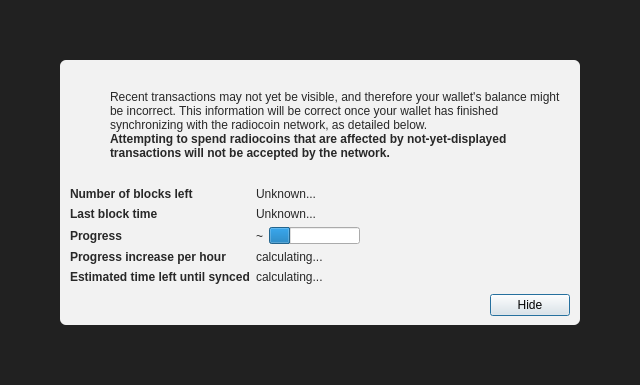
First picture: the form in src/qt/forms/modaloverlay.ui, repository c4pt000/radiocoin, before the edit.
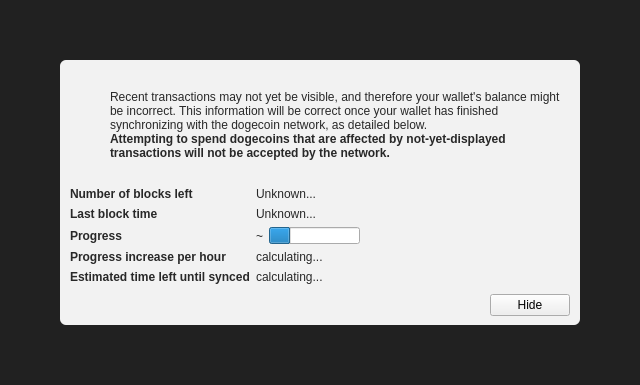
Second picture: the form after the edit. Icons and pictures are not drawn. Custom widgets are drawn as their Qt base class.

Commit message: changes for DOGE, paper-wallet

Diff of the .ui file:
```diff
--- a/src/qt/forms/modaloverlay.ui
+++ b/src/qt/forms/modaloverlay.ui
@@ -130,7 +130,7 @@
              <item>
               <widget class="QLabel" name="infoText">
                <property name="text">
-                <string>Recent transactions may not yet be visible, and therefore your wallet's balance might be incorrect. This information will be correct once your wallet has finished synchronizing with the radiocoin network, as detailed below.</string>
+                <string>Recent transactions may not yet be visible, and therefore your wallet's balance might be incorrect. This information will be correct once your wallet has finished synchronizing with the dogecoin network, as detailed below.</string>
                </property>
                <property name="textFormat">
                 <enum>Qt::RichText</enum>
@@ -149,7 +149,7 @@
                 </font>
                </property>
                <property name="text">
-                <string>Attempting to spend radiocoins that are affected by not-yet-displayed transactions will not be accepted by the network.</string>
+                <string>Attempting to spend dogecoins that are affected by not-yet-displayed transactions will not be accepted by the network.</string>
                </property>
                <property name="textFormat">
                 <enum>Qt::RichText</enum>
@@ -351,12 +351,6 @@
              <property name="text">
               <string>Hide</string>
              </property>
-             <property name="focusPolicy">
-              <enum>Qt::StrongFocus</enum>
-             </property>
-             <property name="default">
-              <bool>true</bool>
-             </property>
             </widget>
            </item>
           </layout>
```
Left out of the diff: 2 changed lines with no effect on the pictures. The commit also changes 6716 other files.
